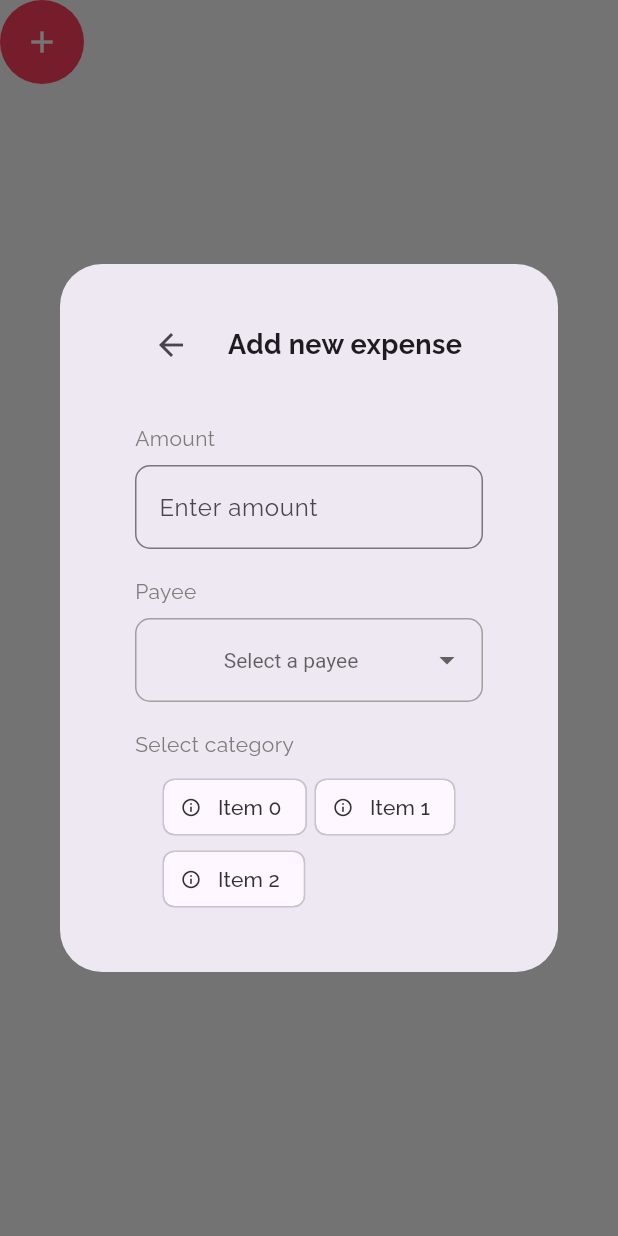
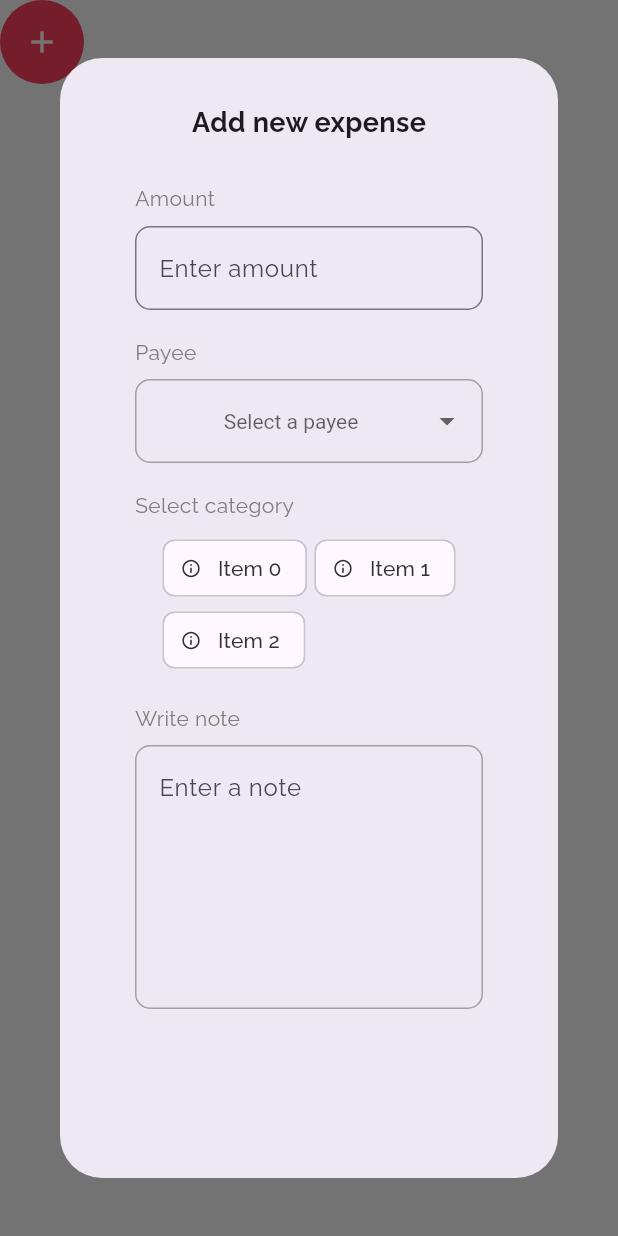
Before and after one commit to rjcalifornia/Expense, a Flutter app: the AddExpenseWidget widget shown alone on an empty page, opened directly, after a tap on the "add" icon, on a phone screen of 412 x 824 dp. Run offline on Flutter 3.47's test engine with Material 3 defaults, Android fonts, the phone set to English and light mode, and no system bars; our stand-ins replace google_fonts, material_symbols_icons, shared_preferences; missing offline and left inert: window_manager; accounts and stored records are empty; statements that could not run were skipped.

Commit message:
Changes to be committed: 	modified:   lib/ui/widgets/add_expense_dialog.dart

```diff
--- a/lib/ui/widgets/add_expense_dialog.dart
+++ b/lib/ui/widgets/add_expense_dialog.dart
@@ -19,7 +19,7 @@ class _AddExpenseWidgetState extends State<AddExpenseWidget> {
       onPressed: () {
         showDialog(
             context: context,
-            barrierDismissible: false,
+            barrierDismissible: true,
             builder: (BuildContext context) {
               return StatefulBuilder(
                 builder: (context, setState) {
@@ -29,24 +29,13 @@ class _AddExpenseWidgetState extends State<AddExpenseWidget> {
                     surfaceTintColor: const Color(0xffF5F5F5),
                     content: Container(
                       width: 300,
-                      height: MediaQuery.of(context).size.height / 2,
+                      height: MediaQuery.of(context).size.height / 1.2,
                       child: Column(
                         mainAxisAlignment: MainAxisAlignment.start,
                         children: [
                           Row(
                             mainAxisAlignment: MainAxisAlignment.start,
                             children: [
-                              Align(
-                                alignment: Alignment.topLeft,
-                                child: IconButton(
-                                    icon: const Icon(Icons.arrow_back),
-                                    onPressed: () {
-                                      setState(() {
-                                        _value = null;
-                                      });
-                                      Navigator.pop(context);
-                                    }),
-                              ),
                               const Expanded(
                                   child: Center(
                                 child: Text(
@@ -186,6 +175,30 @@ class _AddExpenseWidgetState extends State<AddExpenseWidget> {
                           const SizedBox(
                             height: 18,
                           ),
+                          const Row(
+                            children: [
+                              Text(
+                                "Write note",
+                                style: TextStyle(
+                                    color: ExpenseColors.expenseLabels),
+                              ),
+                            ],
+                          ),
+                          const SizedBox(
+                            height: 8,
+                          ),
+                          TextField(
+                            minLines: 6,
+                            keyboardType: TextInputType.multiline,
+                            maxLines: null,
+                            decoration: InputDecoration(
+                                enabledBorder: OutlineInputBorder(
+                                    borderRadius: BorderRadius.circular(10),
+                                    borderSide: const BorderSide(
+                                        color: Color(0xffa0a0a0))),
+                                filled: false,
+                                hintText: "Enter a note"),
+                          ),
                         ],
                       ),
                     ),
```
